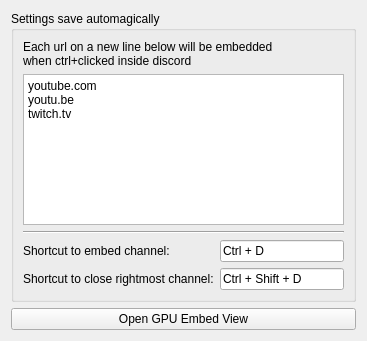
First picture: the form in src/PreferencesForm.ui, repository JohnCiubuc/DiscordTabbed, before the edit.
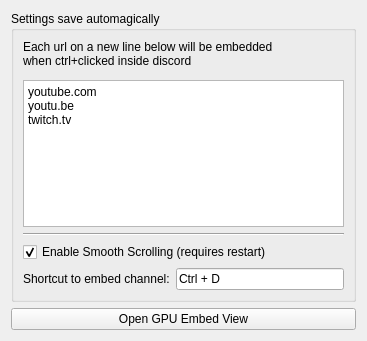
Second picture: the form after the edit.

What changed in the file:
```diff
--- a/src/PreferencesForm.ui
+++ b/src/PreferencesForm.ui
@@ -20,48 +20,7 @@
       <string>Settings save automagically</string>
      </property>
      <layout class="QGridLayout" name="gridLayout_2">
-      <item row="4" column="1">
-       <widget class="QLineEdit" name="lineEdit_2">
-        <property name="text">
-         <string>Ctrl + Shift + D</string>
-        </property>
-        <property name="readOnly">
-         <bool>true</bool>
-        </property>
-       </widget>
-      </item>
       <item row="2" column="0" colspan="2">
-       <widget class="Line" name="line">
-        <property name="orientation">
-         <enum>Qt::Horizontal</enum>
-        </property>
-       </widget>
-      </item>
-      <item row="4" column="0">
-       <widget class="QLabel" name="label_2">
-        <property name="text">
-         <string>Shortcut to close rightmost channel:</string>
-        </property>
-       </widget>
-      </item>
-      <item row="3" column="1">
-       <widget class="QLineEdit" name="lineEdit">
-        <property name="text">
-         <string>Ctrl + D</string>
-        </property>
-        <property name="readOnly">
-         <bool>true</bool>
-        </property>
-       </widget>
-      </item>
-      <item row="3" column="0">
-       <widget class="QLabel" name="label">
-        <property name="text">
-         <string>Shortcut to embed channel:</string>
-        </property>
-       </widget>
-      </item>
-      <item row="1" column="0" colspan="2">
        <widget class="QPlainTextEdit" name="plainTextEdit">
         <property name="plainText">
          <string>youtube.com
@@ -70,6 +29,23 @@
         </property>
        </widget>
       </item>
+      <item row="5" column="1">
+       <widget class="QLineEdit" name="lineEdit">
+        <property name="text">
+         <string>Ctrl + D</string>
+        </property>
+        <property name="readOnly">
+         <bool>true</bool>
+        </property>
+       </widget>
+      </item>
+      <item row="5" column="0">
+       <widget class="QLabel" name="label">
+        <property name="text">
+         <string>Shortcut to embed channel:</string>
+        </property>
+       </widget>
+      </item>
       <item row="0" column="0" colspan="2">
        <widget class="QLabel" name="label_3">
         <property name="text">
@@ -78,6 +54,30 @@
         </property>
        </widget>
       </item>
+      <item row="3" column="0" colspan="2">
+       <widget class="Line" name="line">
+        <property name="orientation">
+         <enum>Qt::Horizontal</enum>
+        </property>
+       </widget>
+      </item>
+      <item row="4" column="0" colspan="2">
+       <widget class="QCheckBox" name="checkBox_SS">
+        <property name="text">
+         <string>Enable Smooth Scrolling (requires restart)</string>
+        </property>
+        <property name="checked">
+         <bool>true</bool>
+        </property>
+       </widget>
+      </item>
+      <item row="1" column="0">
+       <widget class="Line" name="line_2">
+        <property name="orientation">
+         <enum>Qt::Vertical</enum>
+        </property>
+       </widget>
+      </item>
      </layout>
     </widget>
    </item>
```
